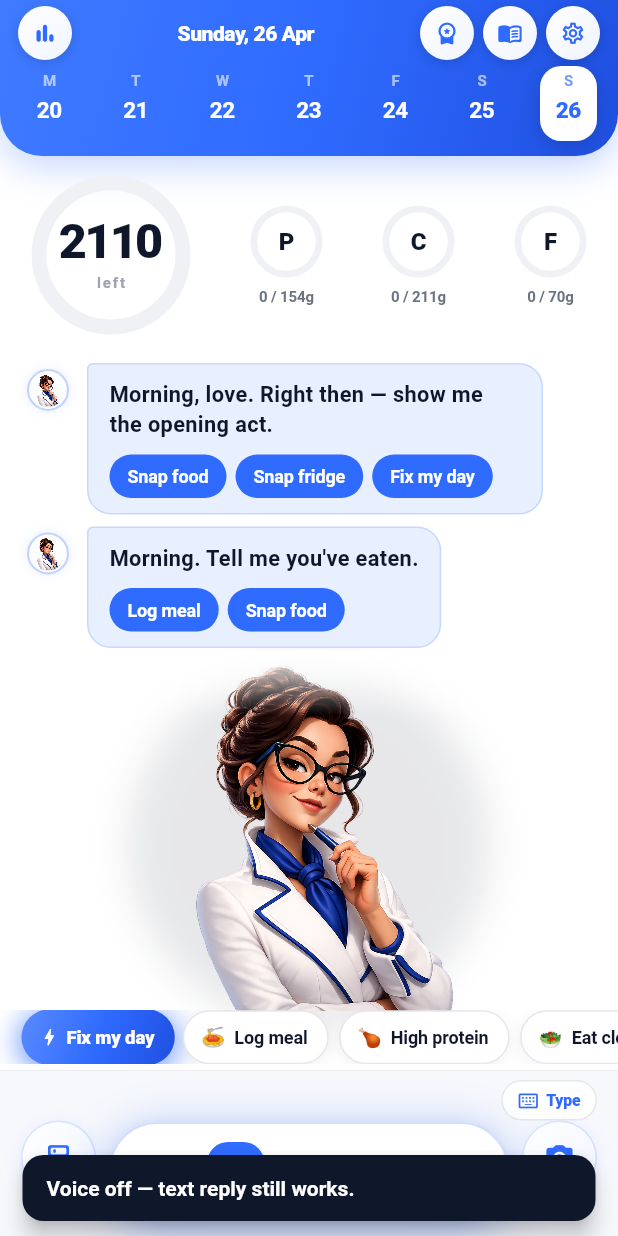
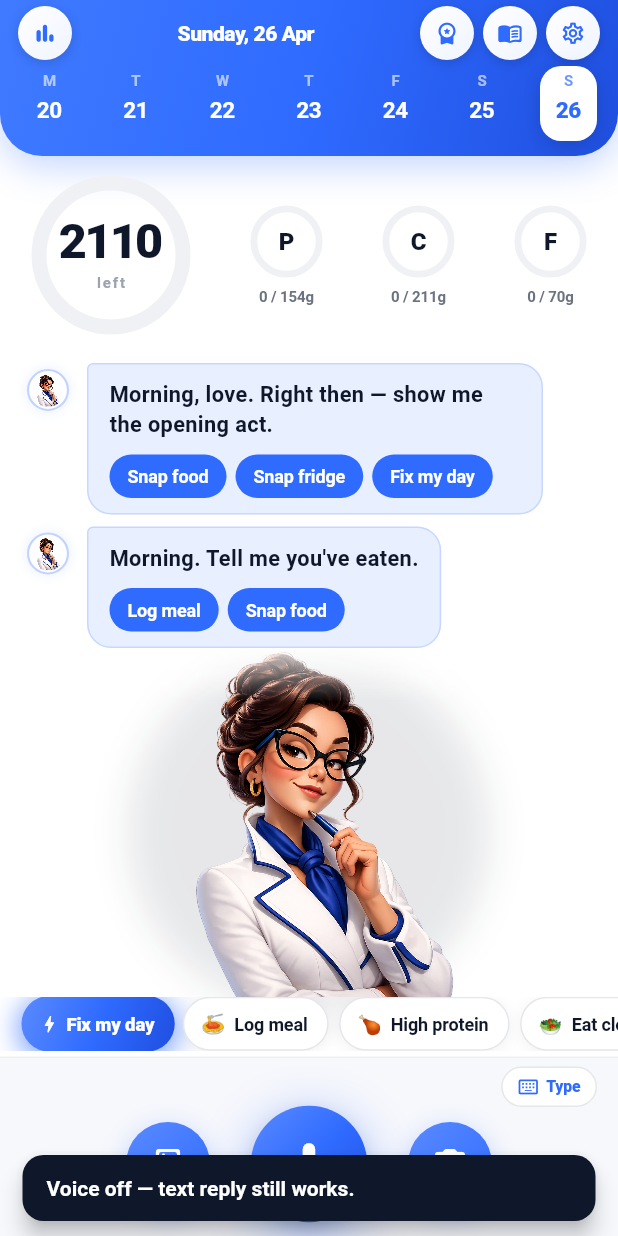
Before and after one commit to stossthegreat/Caliana, a Flutter app: the TodayScreen screen opened directly, on a phone screen of 412 x 824 dp. Run offline on Flutter 3.47's test engine with Material 3 defaults, Android fonts, the phone set to English and light mode, and no system bars; our stand-ins replace audioplayers, image_picker, shared_preferences; missing offline and left inert: record; accounts and stored records are empty; network calls fail; Roboto replaces fonts that are missing (SF Pro Display).

Commit message:
Pizza vs salad fixed + clean food card + circular blue dock
1) GPT VISION ACTUALLY LOOKS NOW.
   nutrition.ts: image_url now sends detail: 'high'. The default 'auto'
   was downsampling compact uploads to 'low' detail, which is why
   pizzas and cheesecakes were coming back as salad-tier estimates —
   the model was looking at a thumbnail of the food, not the food.
   Plus the user message now leads with "Look at the photo carefully.
   Describe the dish you actually see — pizza, cheesecake, pasta,
   whatever it is. Don't default to a salad estimate just because
   the portion looks small." Same detail: 'high' on the fridge route.
   max_tokens bumped 300 -> 350 to give it room to describe + parse.

2) FOOD LOG CARD REDESIGN — clean, not just bigger.
   Scrapped the three coloured tile boxes that read childish. New
   layout:
     - Photo hero on top (when present), 160pt full-width.
     - Name + big kcal (32pt brand-blue, tabular figures) on one line.
     - Three macros as a single inline row of coloured dots:
       "● 36 g P    ● 80 g C    ● 28 g F". No tile blocks.
     - Footer strip: method tag (PHOTO / VOICE / TEXT / FRIDGE)
       on the left, "Tap to edit" hint with pencil on the right
       (or the "Rough est." badge when GPT confidence is low).
     - Border removed, softer brand-blue glow shadow underneath.
     - Card now flush-left in chat (left margin 16) so it has more
       width to breathe instead of squeezed into a 56pt indent.
   Removed the now-unused _macroTile helper.

3) BOTTOM DOCK REBUILD.
   Old: 50pt grey side circles with labels + 64pt wide white pill
   reading "Talk to Caliana". Read as a chat bot, not an app.
   New: three circular gradient-blue buttons matching the top bar.
     - Centre: 76pt mic FAB with strong brand-blue gradient,
       always-on pulse glow when idle, scales 1.06 + intense glow
       when recording. Mic icon (or stop / arrow-up for send) only.
       NO TEXT.
     - Sides: 56pt blue gradient circles, fridge-left + camera-right.
       No labels.
   Everyone knows what a mic, fridge, and camera icon mean.

https://claude.ai/code/session_01UsHHKX8ots5oPXM3fTPrbz

```diff
--- a/lib/widgets/input_dock.dart
+++ b/lib/widgets/input_dock.dart
@@ -115,21 +115,22 @@ class _InputDockState extends State<InputDock>
                       )
                     : const SizedBox.shrink(),
               ),
-              // Action row — fridge | voice pill | snap-food.
+              // Action row — three circular blue buttons. The middle one
+              // is the mic FAB (bigger + pulsing). No labels — every
+              // user knows what a mic, fridge, and camera icon mean.
               Row(
+                mainAxisAlignment: MainAxisAlignment.center,
                 crossAxisAlignment: CrossAxisAlignment.center,
                 children: [
                   _sideAction(
                     icon: Icons.kitchen_rounded,
-                    label: 'Fridge',
                     onTap: widget.onFridge,
                   ),
-                  const SizedBox(width: 10),
-                  Expanded(child: _voicePill()),
-                  const SizedBox(width: 10),
+                  const SizedBox(width: 28),
+                  _micFab(),
+                  const SizedBox(width: 28),
                   _sideAction(
                     icon: Icons.camera_alt_rounded,
-                    label: 'Snap',
                     onTap: widget.onCamera,
                   ),
                 ],
@@ -223,10 +224,11 @@ class _InputDockState extends State<InputDock>
     );
   }
 
-  /// The voice pill — dominant centerpiece. White, pill-shaped, with a
-  /// chat-bubble + mic icon. Tap to start/stop a voice turn; long-press to
-  /// hold-to-talk. Morphs into a Send button when the user has typed.
-  Widget _voicePill() {
+  /// The hero mic FAB. Solid brand-blue circle, pulsing glow when idle,
+  /// stronger glow + slight scale when recording. Mic icon (or stop /
+  /// arrow-up for send) only — no text. Tap to start/stop a voice turn,
+  /// long-press to hold-to-talk. Morphs into Send when typing.
+  Widget _micFab() {
     final showSend = _typing && _hasText;
     return GestureDetector(
       onTap: () {
@@ -255,51 +257,33 @@ class _InputDockState extends State<InputDock>
         animation: _pulseCtrl,
         builder: (context, _) {
           final t = _pulseCtrl.value;
-          final scale = widget.isRecording ? 1.04 : 1.0 + (t * 0.012);
-          final glow = widget.isRecording
-              ? 0.55
-              : 0.22 + (t * 0.18);
+          final scale = widget.isRecording ? 1.06 : 1.0 + (t * 0.025);
+          final glow = widget.isRecording ? 0.55 : 0.22 + (t * 0.22);
           return Transform.scale(
             scale: scale,
             child: Container(
-              height: 64,
-              padding: const EdgeInsets.symmetric(horizontal: 14),
+              width: 76,
+              height: 76,
               decoration: BoxDecoration(
-                color: Colors.white,
-                borderRadius: BorderRadius.circular(40),
-                border: Border.all(
-                  color: AppColors.primary.withValues(alpha: 0.22),
-                  width: 1.2,
+                shape: BoxShape.circle,
+                gradient: const LinearGradient(
+                  begin: Alignment.topLeft,
+                  end: Alignment.bottomRight,
+                  colors: [Color(0xFF5A8AFF), Color(0xFF2F6BFF), Color(0xFF1F4FE0)],
                 ),
                 boxShadow: [
                   BoxShadow(
                     color: AppColors.primary.withValues(alpha: glow),
-                    blurRadius: 26,
-                    spreadRadius: 1.5,
-                    offset: const Offset(0, 6),
+                    blurRadius: 28,
+                    spreadRadius: 2,
+                    offset: const Offset(0, 8),
                   ),
                   BoxShadow(
-                    color: Colors.black.withValues(alpha: 0.06),
+                    color: Colors.black.withValues(alpha: 0.10),
                     blurRadius: 8,
-                    offset: const Offset(0, 2),
+                    offset: const Offset(0, 3),
                   ),
                 ],
-              ),
-              child: Row(
-                mainAxisAlignment: MainAxisAlignment.center,
-                children: [
-                  // Chat-bubble badge with the active icon inside.
-                  Container(
-                    width: 38,
-                    height: 38,
-                    decoration: BoxDecoration(
-                      color: AppColors.primary,
-                      borderRadius: const BorderRadius.only(
-                        topLeft: Radius.circular(14),
-                        topRight: Radius.circular(14),
-                        bottomRight: Radius.circular(14),
-                        bottomLeft: Radius.circular(4),
-                      ),
               ),
               child: Icon(
                 showSend
@@ -308,24 +292,7 @@ class _InputDockState extends State<InputDock>
                         ? Icons.stop_rounded
                         : Icons.mic_rounded),
                 color: Colors.white,
-                      size: 21,
-                    ),
-                  ),
-                  const SizedBox(width: 10),
-                  Text(
-                    showSend
-                        ? 'Send'
-                        : widget.isRecording
-                            ? 'Listening…'
-                            : 'Talk to Caliana',
-                    style: const TextStyle(
-                      fontSize: 13.5,
-                      fontWeight: FontWeight.w800,
-                      color: AppColors.primary,
-                      letterSpacing: -0.2,
-                    ),
-                  ),
-                ],
+                size: 32,
               ),
             ),
           );
@@ -334,10 +301,10 @@ class _InputDockState extends State<InputDock>
     );
   }
 
-  /// Side action — circular blue button with a small label underneath.
+  /// Side action — circular blue gradient button matching the mic FAB,
+  /// just smaller. No label — the icon is the affordance.
   Widget _sideAction({
     required IconData icon,
-    required String label,
     required VoidCallback onTap,
   }) {
     return GestureDetector(
@@ -345,44 +312,25 @@ class _InputDockState extends State<InputDock>
         HapticFeedback.lightImpact();
         onTap();
       },
-      child: Column(
-        mainAxisSize: MainAxisSize.min,
-        children: [
-          Container(
-            width: 50,
-            height: 50,
+      child: Container(
+        width: 56,
+        height: 56,
         decoration: BoxDecoration(
           shape: BoxShape.circle,
           gradient: const LinearGradient(
             begin: Alignment.topLeft,
             end: Alignment.bottomRight,
-                colors: [Color(0xFFFFFFFF), Color(0xFFEFF4FF)],
-              ),
-              border: Border.all(
-                color: AppColors.primary.withValues(alpha: 0.18),
-                width: 1,
+            colors: [Color(0xFF5A8AFF), Color(0xFF2F6BFF)],
           ),
           boxShadow: [
             BoxShadow(
-                  color: AppColors.primary.withValues(alpha: 0.10),
-                  blurRadius: 10,
-                  offset: const Offset(0, 3),
+              color: AppColors.primary.withValues(alpha: 0.30),
+              blurRadius: 16,
+              offset: const Offset(0, 5),
             ),
           ],
         ),
-            child: Icon(icon, color: AppColors.primary, size: 21),
-          ),
-          const SizedBox(height: 3),
-          Text(
-            label,
-            style: const TextStyle(
-              fontSize: 10,
-              fontWeight: FontWeight.w700,
-              color: AppColors.textSecondary,
-              letterSpacing: -0.1,
-            ),
-          ),
-        ],
+        child: Icon(icon, color: Colors.white, size: 24),
       ),
     );
   }
```
Also changed, not shown: lib/widgets/caliana_bubble.dart (+141 -132 lines), 2 other files. Lines whose indentation alone changed are shown as unchanged.
